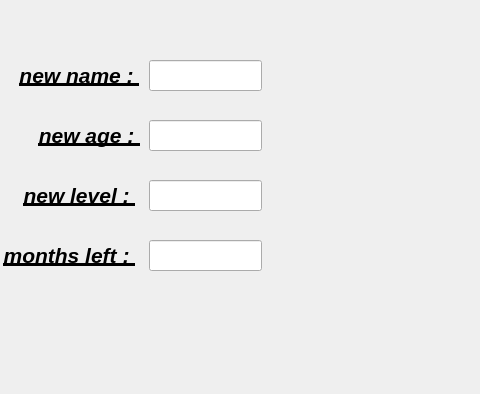
This is hospital/mainwindow.ui in midou5098/hospital-remake as Qt 5 draws it before an edit; both pictures show x 0 to 480 and y 210 to 604 of the 1161 by 604 pixel window. The edited form follows.
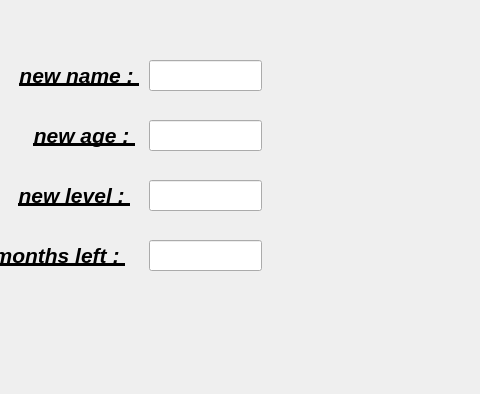
This is the edited form. The open tabs and pages were chosen to show the change.

Commit message: widgets adjusted to the screen , labels overlaying the buttons are fixed

What changed in the file:
```diff
--- a/hospital/mainwindow.ui
+++ b/hospital/mainwindow.ui
@@ -1727,9 +1727,9 @@
      <widget class="QLabel" name="label_2">
       <property name="geometry">
        <rect>
-        <x>-10</x>
+        <x>10</x>
         <y>260</y>
-        <width>181</width>
+        <width>141</width>
         <height>31</height>
        </rect>
       </property>
@@ -1793,9 +1793,9 @@
      <widget class="QLabel" name="label_4">
       <property name="geometry">
        <rect>
-        <x>0</x>
+        <x>20</x>
         <y>320</y>
-        <width>181</width>
+        <width>131</width>
         <height>31</height>
        </rect>
       </property>
@@ -1806,9 +1806,9 @@
      <widget class="QLabel" name="label_8">
       <property name="geometry">
        <rect>
-        <x>-10</x>
+        <x>10</x>
         <y>380</y>
-        <width>181</width>
+        <width>131</width>
         <height>31</height>
        </rect>
       </property>
@@ -1821,7 +1821,7 @@
        <rect>
         <x>-20</x>
         <y>440</y>
-        <width>181</width>
+        <width>161</width>
         <height>31</height>
        </rect>
       </property>
```
Left out of the diff: 54 changed lines with no effect on the pictures.
